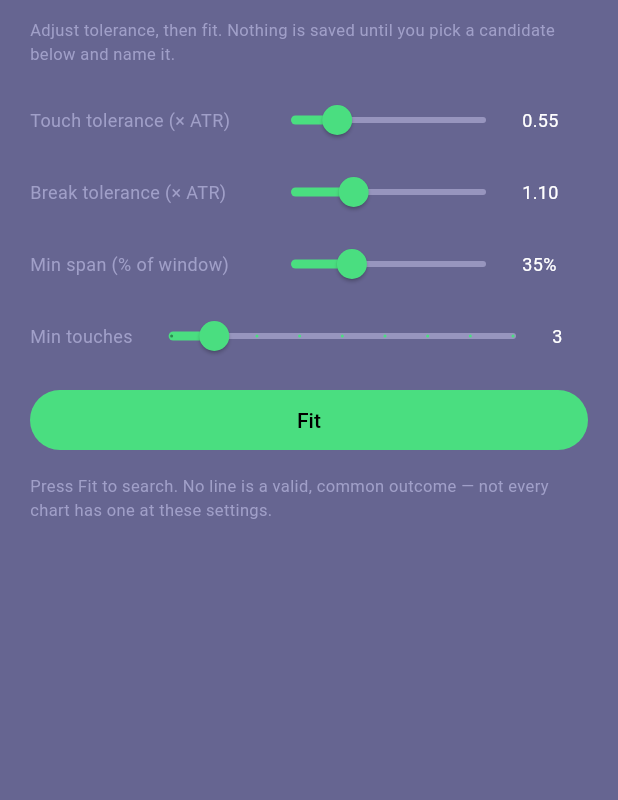
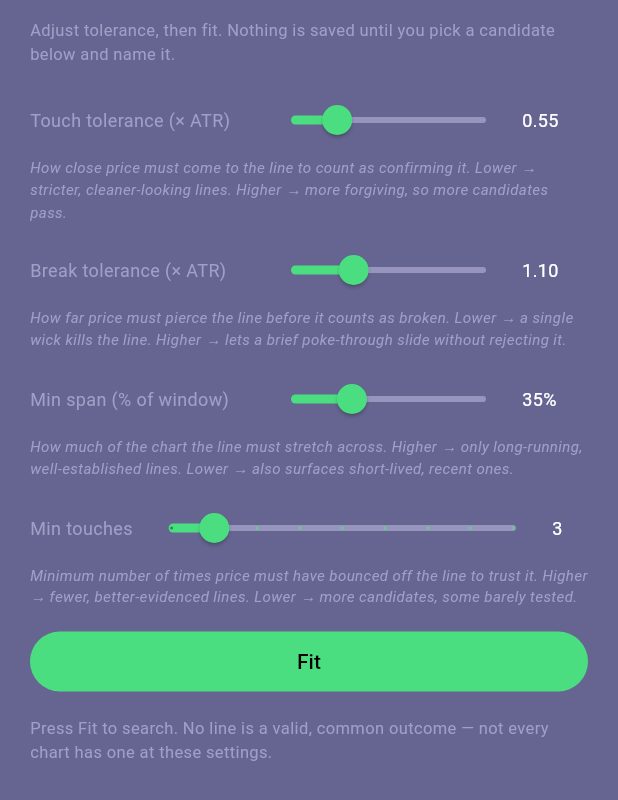
Before and after one commit to KieshaWalker/swingtradeapp, a Flutter app: the _FitTab widget shown alone on an empty page, opened directly with empty values, on a phone screen of 412 x 824 dp. Shown: the top 800 px of the screen. Run offline on Flutter 3.47's test engine with Material 3 defaults, Android fonts, the phone set to English and light mode, and no system bars; our stand-ins replace csv, fl_chart, flutter_riverpod, go_router, supabase_flutter; accounts and stored records are empty; network calls fail.

Commit message:
Add plain-language hints under each fit-weight slider
The Fit tab exposed touch tolerance, break tolerance, min span and min
touches with only their raw names — someone who isn't the developer has no
way to know what "touch tolerance (x ATR)" does or which direction to move
it for a given goal.

Each hint follows the same shape: what the slider controls, then "lower
does X, higher does Y" — framed around outcome (more candidates vs fewer,
stricter vs looser) rather than the underlying mechanics, so it's usable
without knowing what ATR means.

Hints render full-width rather than indented under the slider track. The
track's label column eats 150dp; matching that indent would leave too
little width on a narrow sheet and force 3-4 line wraps for what should
read as a single caption. Vertical order already reads as "this belongs to
the slider above it" without the indent needing to match too.

Co-Authored-By: Claude Opus 5 <noreply@anthropic.com>

```diff
--- a/lib/features/trend_lines/screens/trend_lines_screen.dart
+++ b/lib/features/trend_lines/screens/trend_lines_screen.dart
@@ -487,12 +487,25 @@ class _FitTabState extends ConsumerState<_FitTab> {
           style: TextStyle(color: AppTheme.neutralColor, fontSize: 11),
         ),
         const SizedBox(height: 12),
+        // Each hint is framed as "lower does X, higher does Y" so you can
+        // tune toward whatever you're actually after — more candidates to
+        // choose from, or fewer but more rigorously confirmed ones — without
+        // needing to know what ATR or "span" mean under the hood.
         _slider('Touch tolerance (× ATR)', _touchAtr, 0.1, 2.0,
-            (v) => setState(() => _touchAtr = v)),
+            (v) => setState(() => _touchAtr = v),
+            hint: 'How close price must come to the line to count as '
+                "confirming it. Lower → stricter, cleaner-looking lines. "
+                'Higher → more forgiving, so more candidates pass.'),
         _slider('Break tolerance (× ATR)', _breakAtr, 0.2, 3.0,
-            (v) => setState(() => _breakAtr = v)),
+            (v) => setState(() => _breakAtr = v),
+            hint: 'How far price must pierce the line before it counts as '
+                'broken. Lower → a single wick kills the line. Higher → '
+                'lets a brief poke-through slide without rejecting it.'),
         _slider('Min span (% of window)', _minSpanFrac, 0.1, 0.9,
-            (v) => setState(() => _minSpanFrac = v), isPct: true),
+            (v) => setState(() => _minSpanFrac = v), isPct: true,
+            hint: 'How much of the chart the line must stretch across. '
+                'Higher → only long-running, well-established lines. '
+                'Lower → also surfaces short-lived, recent ones.'),
         Row(
           children: [
             const Text('Min touches',
@@ -513,6 +526,18 @@ class _FitTabState extends ConsumerState<_FitTab> {
                 child: Text('$_minTouches',
                     style: const TextStyle(color: Colors.white, fontSize: 12))),
           ],
+        ),
+        const Padding(
+          padding: EdgeInsets.only(bottom: 4),
+          child: Text(
+            'Minimum number of times price must have bounced off the line '
+            'to trust it. Higher → fewer, better-evidenced lines. Lower → '
+            'more candidates, some barely tested.',
+            style: TextStyle(
+                color: AppTheme.neutralColor,
+                fontSize: 10,
+                fontStyle: FontStyle.italic),
+          ),
         ),
         const SizedBox(height: 8),
         FilledButton(
@@ -563,6 +588,35 @@ class _FitTabState extends ConsumerState<_FitTab> {
   }
 
   Widget _slider(String label, double value, double min, double max,
+      ValueChanged<double> onChanged, {bool isPct = false, String? hint}) {
+    return Padding(
+      padding: const EdgeInsets.only(bottom: 4),
+      child: Column(
+        crossAxisAlignment: CrossAxisAlignment.start,
+        children: [
+          _sliderRow(label, value, min, max, onChanged, isPct: isPct),
+          if (hint != null)
+            // Full width, not indented under the slider track — on a narrow
+            // sheet, matching the track's left inset (150dp for the label)
+            // would leave too little room and force the hint into 3-4 wrapped
+            // lines. Vertical order already reads as "this hint belongs to
+            // the slider above it" without needing the indent to match too.
+            Padding(
+              padding: const EdgeInsets.only(bottom: 4),
+              child: Text(
+                hint,
+                style: const TextStyle(
+                    color: AppTheme.neutralColor,
+                    fontSize: 10,
+                    fontStyle: FontStyle.italic),
+              ),
+            ),
+        ],
+      ),
+    );
+  }
+
+  Widget _sliderRow(String label, double value, double min, double max,
       ValueChanged<double> onChanged, {bool isPct = false}) {
     return Row(
       children: [
```
